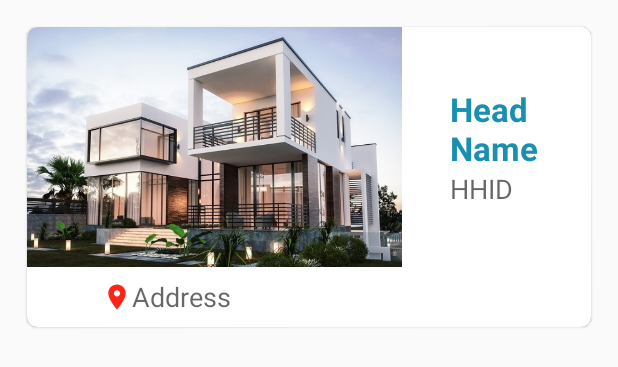
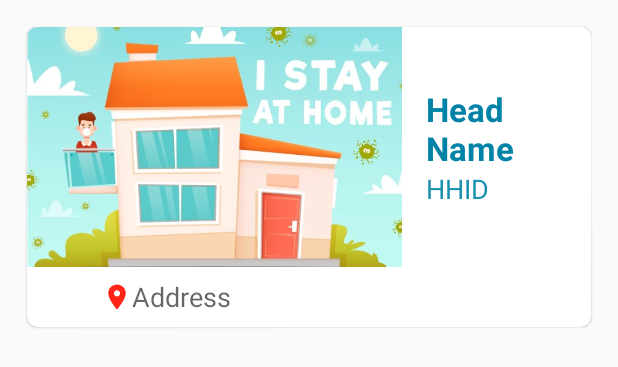
Before and after one commit to indus1530/covid_followup, an Android app: the layout item_hh_layout.xml on its own in the app's theme, with its tools: preview values and no code run, on a phone screen of 412 x 824 dp. Shown: the top 367 px of the screen. Run offline under Robolectric (Android 15) with nearby library versions, the phone set to English and light mode, and no system bars; Roboto replaces fonts that are not available here.

Commit message:
*Fixed some layout changes *Fixed some bugs

```diff
--- a/app/src/main/AndroidManifest.xml
+++ b/app/src/main/AndroidManifest.xml
@@ -18,7 +18,7 @@
     <application
         android:name=".core.MainApp"
         android:allowBackup="true"
-        android:icon="@mipmap/ic_launcher_round"
+        android:icon="@mipmap/ic_covid_launcher"
         android:label="@string/app_name"
         android:supportsRtl="true"
         android:theme="@style/AppTheme">
--- a/app/src/main/java/edu/aku/covid_followup_app/adapters/HHListAdapter.java
+++ b/app/src/main/java/edu/aku/covid_followup_app/adapters/HHListAdapter.java
@@ -54,7 +54,7 @@ public class HHListAdapter extends RecyclerView.Adapter<HHListAdapter.ViewHolder
         holder.bi.parentLayout.setOnClickListener(v -> itemClicked.onItemClick(mList.get(i), i, isMother));
         Glide.with(mContext)
                 .asBitmap()
-                .load(R.drawable.home_final)
+                .load(R.drawable.home)
                 .into(holder.bi.houseImg);
 
         /*if (isMother) {
--- a/app/src/main/res/layout/activity_login.xml
+++ b/app/src/main/res/layout/activity_login.xml
@@ -47,7 +47,8 @@
 
             <TextView
                 android:id="@+id/projectName"
-                style="@style/textView3Head"
+                style="@style/HeadingTitle"
+                android:typeface="monospace"
                 android:layout_marginTop="16dp"
                 android:background="#00000000"
                 android:gravity="center"
--- a/app/src/main/res/layout/activity_splash_screen.xml
+++ b/app/src/main/res/layout/activity_splash_screen.xml
@@ -9,7 +9,6 @@
         android:layout_width="@dimen/splash_ball_size"
         android:layout_height="@dimen/splash_ball_size"
         android:layout_centerInParent="true"
-        android:background="@drawable/ball"
         android:transformPivotX="@dimen/splash_ball_size_half"
         android:transformPivotY="@dimen/splash_ball_size" />
 
--- a/app/src/main/res/layout/item_hh_layout.xml
+++ b/app/src/main/res/layout/item_hh_layout.xml
@@ -41,14 +41,13 @@
                             android:layout_width="match_parent"
                             android:layout_height="match_parent"
                             android:scaleType="fitXY"
-                            android:src="@drawable/home_final" />
+                            android:src="@drawable/home" />
                     </RelativeLayout>
 
                     <LinearLayout
                         android:layout_width="wrap_content"
                         android:layout_height="wrap_content"
                         android:layout_gravity="center"
-                        android:layout_marginStart="16dp"
                         android:orientation="vertical"
                         android:padding="16dp">
 
@@ -58,7 +57,7 @@
                             android:layout_height="wrap_content"
                             android:text="Head Name"
                             android:textAppearance="@style/TextAppearance.AppCompat.Large"
-                            android:textColor="@color/colorPrimary"
+                            android:textColor="@color/colorPrimaryDark"
                             android:textStyle="bold" />
 
                         <TextView
@@ -66,6 +65,7 @@
                             android:layout_width="wrap_content"
                             android:layout_height="wrap_content"
                             android:text="HHID"
+                            android:textColor="@color/colorPrimary"
                             android:textAppearance="@style/TextAppearance.AppCompat.Medium" />
                     </LinearLayout>
                 </LinearLayout>
```
Also changed, not shown: app/src/main/java/edu/aku/covid_followup_app/activities/ui/SectionPAActivity.java (+5 -2 lines), app/src/main/res/drawable/home.jpg (added), app/src/main/res/drawable/login_pic.png (added), 1 other file.
